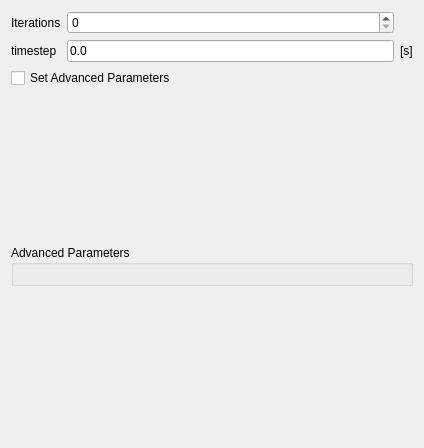
haskelladdict/mcellGUI, file ui/paramWidget.ui: the form before one commit.
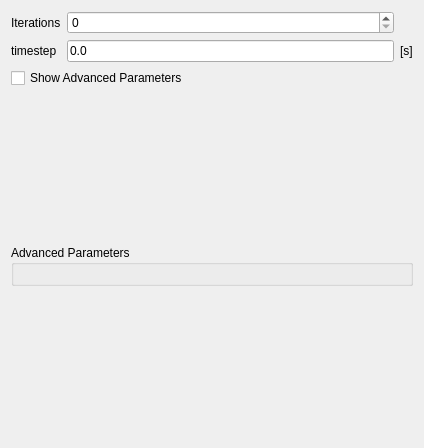
The form after the commit.

Commit message: Added additional keywords to advanced parameter widget.

Diff of the .ui file:
```diff
--- a/ui/paramWidget.ui
+++ b/ui/paramWidget.ui
@@ -59,7 +59,7 @@
    <item>
     <widget class="QCheckBox" name="checkBox">
      <property name="text">
-      <string>Set Advanced Parameters</string>
+      <string>Show Advanced Parameters</string>
      </property>
     </widget>
    </item>
```
The commit also changes 4 other files.
